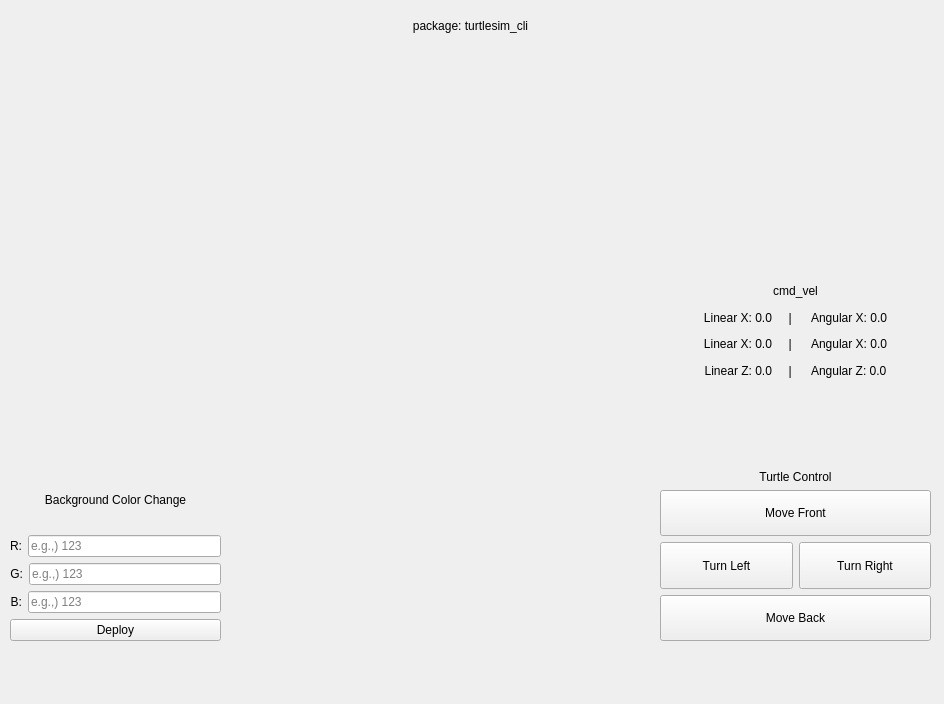
This is DAY_2/HW_001/qt_turtlesim_controller/ui/mainwindow.ui in kinesis19/ROBIT_ROS2_HW as Qt 5 draws it before an edit. The edited form follows.
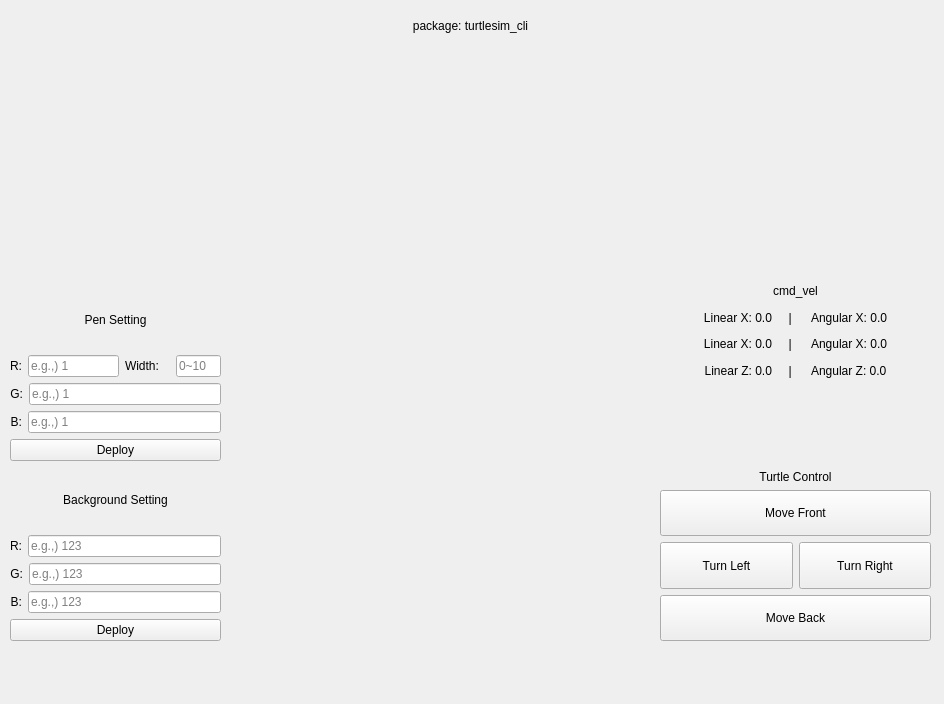
This is the edited form. Icons and pictures are not drawn.

Commit message: :sparkles: Feat: Pen setting feature

```diff
--- a/DAY_2/HW_001/qt_turtlesim_controller/ui/mainwindow.ui
+++ b/DAY_2/HW_001/qt_turtlesim_controller/ui/mainwindow.ui
@@ -50,7 +50,7 @@
      <item>
       <widget class="QLabel" name="label_3">
        <property name="text">
-        <string>Background Color Change</string>
+        <string>Background Setting</string>
        </property>
        <property name="alignment">
         <set>Qt::AlignCenter</set>
@@ -274,6 +274,184 @@
      </item>
     </layout>
    </widget>
+   <widget class="QWidget" name="verticalLayoutWidget_4">
+    <property name="geometry">
+     <rect>
+      <x>10</x>
+      <y>290</y>
+      <width>211</width>
+      <height>171</height>
+     </rect>
+    </property>
+    <layout class="QVBoxLayout" name="verticalLayout_4" stretch="0,1,1,1,0">
+     <item>
+      <widget class="QLabel" name="label_8">
+       <property name="text">
+        <string>Pen Setting</string>
+       </property>
+       <property name="alignment">
+        <set>Qt::AlignCenter</set>
+       </property>
+      </widget>
+     </item>
+     <item>
+      <layout class="QHBoxLayout" name="horizontalLayout_5" stretch="0,2,1,1">
+       <item>
+        <widget class="QLabel" name="label_9">
+         <property name="sizePolicy">
+          <sizepolicy hsizetype="Preferred" vsizetype="Fixed">
+           <horstretch>0</horstretch>
+           <verstretch>0</verstretch>
+          </sizepolicy>
+         </property>
+         <property name="text">
+          <string>R:</string>
+         </property>
+         <property name="alignment">
+          <set>Qt::AlignRight|Qt::AlignTrailing|Qt::AlignVCenter</set>
+         </property>
+        </widget>
+       </item>
+       <item>
+        <widget class="QLineEdit" name="lineEditBgR_Pen">
+         <property name="sizePolicy">
+          <sizepolicy hsizetype="Expanding" vsizetype="Fixed">
+           <horstretch>0</horstretch>
+           <verstretch>0</verstretch>
+          </sizepolicy>
+         </property>
+         <property name="maximumSize">
+          <size>
+           <width>150</width>
+           <height>16777215</height>
+          </size>
+         </property>
+         <property name="maxLength">
+          <number>3</number>
+         </property>
+         <property name="placeholderText">
+          <string>e.g.,) 1</string>
+         </property>
+        </widget>
+       </item>
+       <item>
+        <widget class="QLabel" name="label_12">
+         <property name="sizePolicy">
+          <sizepolicy hsizetype="Preferred" vsizetype="Fixed">
+           <horstretch>0</horstretch>
+           <verstretch>0</verstretch>
+          </sizepolicy>
+         </property>
+         <property name="text">
+          <string>Width:</string>
+         </property>
+        </widget>
+       </item>
+       <item>
+        <widget class="QLineEdit" name="lineEditWidth_Pen">
+         <property name="sizePolicy">
+          <sizepolicy hsizetype="Expanding" vsizetype="Fixed">
+           <horstretch>0</horstretch>
+           <verstretch>0</verstretch>
+          </sizepolicy>
+         </property>
+         <property name="maxLength">
+          <number>3</number>
+         </property>
+         <property name="placeholderText">
+          <string>0~10</string>
+         </property>
+        </widget>
+       </item>
+      </layout>
+     </item>
+     <item>
+      <layout class="QHBoxLayout" name="horizontalLayout_6" stretch="0,2">
+       <item>
+        <widget class="QLabel" name="label_10">
+         <property name="text">
+          <string>G:</string>
+         </property>
+         <property name="alignment">
+          <set>Qt::AlignRight|Qt::AlignTrailing|Qt::AlignVCenter</set>
+         </property>
+        </widget>
+       </item>
+       <item>
+        <widget class="QLineEdit" name="lineEditBgG_Pen">
+         <property name="sizePolicy">
+          <sizepolicy hsizetype="Expanding" vsizetype="Fixed">
+           <horstretch>0</horstretch>
+           <verstretch>0</verstretch>
+          </sizepolicy>
+         </property>
+         <property name="minimumSize">
+          <size>
+           <width>0</width>
+           <height>0</height>
+          </size>
+         </property>
+         <property name="maxLength">
+          <number>3</number>
+         </property>
+         <property name="placeholderText">
+          <string>e.g.,) 1</string>
+         </property>
+        </widget>
+       </item>
+      </layout>
+     </item>
+     <item>
+      <layout class="QHBoxLayout" name="horizontalLayout_7" stretch="0,2">
+       <item>
+        <widget class="QLabel" name="label_11">
+         <property name="sizePolicy">
+          <sizepolicy hsizetype="Expanding" vsizetype="Fixed">
+           <horstretch>0</horstretch>
+           <verstretch>0</verstretch>
+          </sizepolicy>
+         </property>
+         <property name="text">
+          <string>B:</string>
+         </property>
+         <property name="alignment">
+          <set>Qt::AlignRight|Qt::AlignTrailing|Qt::AlignVCenter</set>
+         </property>
+        </widget>
+       </item>
+       <item>
+        <widget class="QLineEdit" name="lineEditBgB_Pen">
+         <property name="sizePolicy">
+          <sizepolicy hsizetype="Expanding" vsizetype="Fixed">
+           <horstretch>0</horstretch>
+           <verstretch>0</verstretch>
+          </sizepolicy>
+         </property>
+         <property name="maxLength">
+          <number>3</number>
+         </property>
+         <property name="placeholderText">
+          <string>e.g.,) 1</string>
+         </property>
+        </widget>
+       </item>
+      </layout>
+     </item>
+     <item>
+      <widget class="QPushButton" name="btnDeploy_Pen">
+       <property name="sizePolicy">
+        <sizepolicy hsizetype="Expanding" vsizetype="Fixed">
+         <horstretch>0</horstretch>
+         <verstretch>0</verstretch>
+        </sizepolicy>
+       </property>
+       <property name="text">
+        <string>Deploy</string>
+       </property>
+      </widget>
+     </item>
+    </layout>
+   </widget>
   </widget>
   <action name="action_Quit">
    <property name="text">
```
The commit also changes 4 other files.
